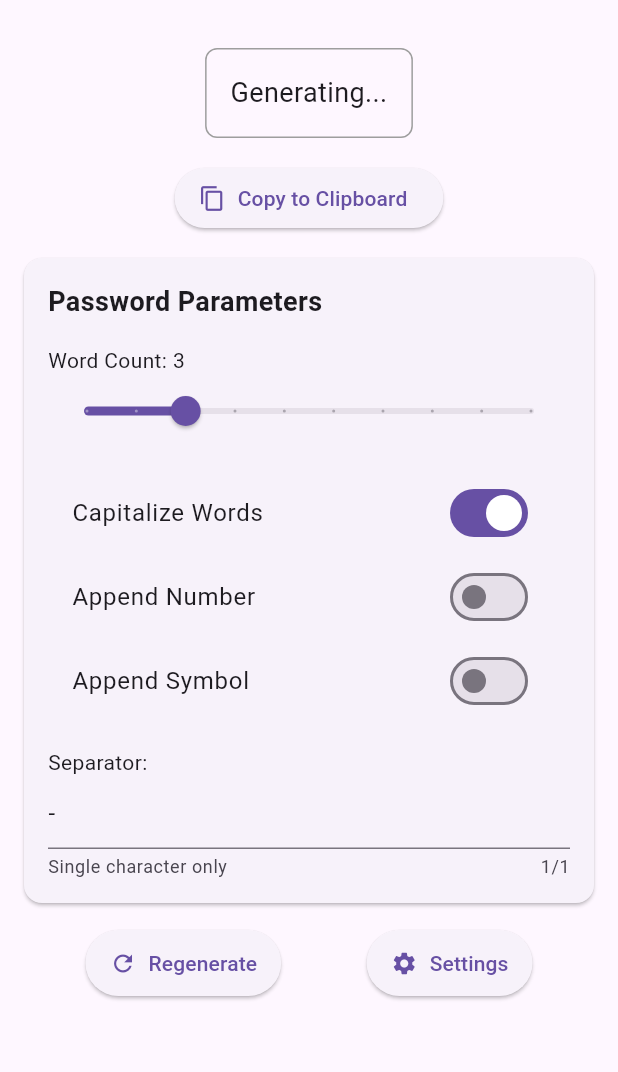
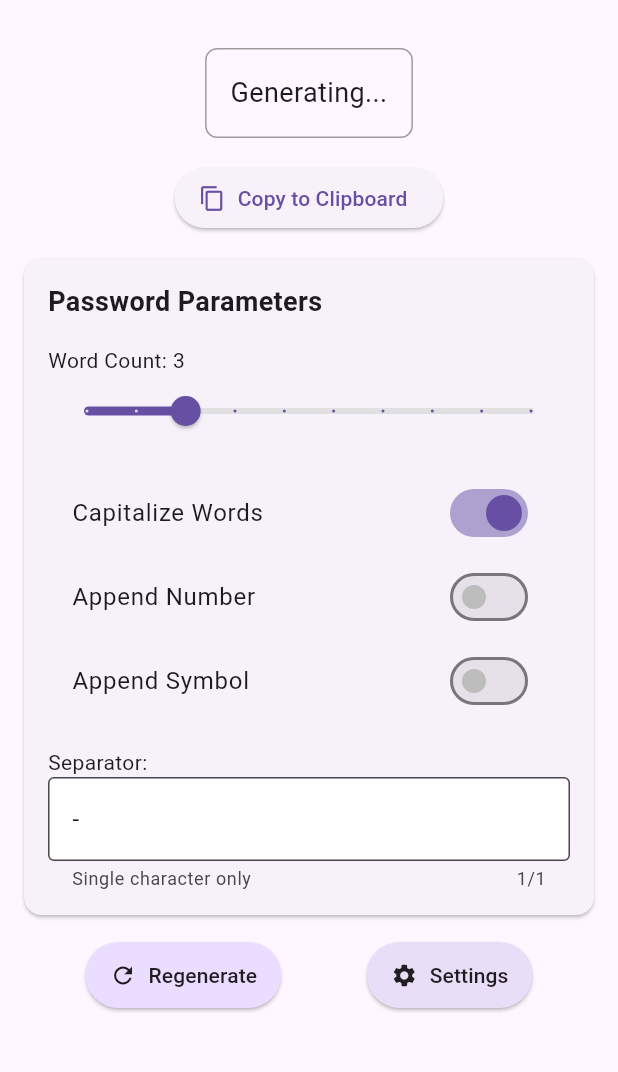
Before and after one commit to lunchboxer/passgen-flutter, a Flutter app: the screen it shows after launch, on a phone screen of 412 x 824 dp, the part 84-1156 px from its top. Run offline on Flutter 3.47's test engine with Material 3 defaults, Android fonts, the light colour scheme and no system bars; our stand-ins replace shared_preferences; statements that could not run were skipped; project files that could hold a hidden picture were left out.

Commit message:
Make UI components theme-aware and update implementation plan

```diff
--- a/lib/ui/components/action_buttons_row.dart
+++ b/lib/ui/components/action_buttons_row.dart
@@ -15,10 +15,17 @@ class ActionButtonsRow extends StatelessWidget {
   Widget build(BuildContext context) {
     final mediaQuery = MediaQuery.of(context);
     final isLargeScreen = mediaQuery.size.shortestSide >= 500;
+    final theme = Theme.of(context);
     final buttonPadding = isLargeScreen
         ? const EdgeInsets.symmetric(horizontal: 24, vertical: 16)
         : const EdgeInsets.symmetric(horizontal: 16, vertical: 12);
-    final buttonTextStyle = TextStyle(fontSize: isLargeScreen ? 16 : 14);
+    final buttonTextStyle = TextStyle(
+      fontSize: isLargeScreen ? 16 : 14,
+      // Adapt button text color to theme
+      color: theme.brightness == Brightness.dark
+          ? Colors.white
+          : Colors.black87,
+    );
 
     return Row(
       mainAxisAlignment: MainAxisAlignment.spaceEvenly,
@@ -27,13 +34,31 @@ class ActionButtonsRow extends StatelessWidget {
           onPressed: onRegenerate,
           icon: const Icon(Icons.refresh),
           label: Text('Regenerate', style: buttonTextStyle),
-          style: ElevatedButton.styleFrom(padding: buttonPadding),
+          style: ElevatedButton.styleFrom(
+            padding: buttonPadding,
+            // Adapt button colors to theme
+            backgroundColor: theme.brightness == Brightness.dark
+                ? theme.colorScheme.primary
+                : theme.colorScheme.primaryContainer,
+            foregroundColor: theme.brightness == Brightness.dark
+                ? Colors.white
+                : Colors.black87,
+          ),
         ),
         ElevatedButton.icon(
           onPressed: onSettings,
           icon: const Icon(Icons.settings),
           label: Text('Settings', style: buttonTextStyle),
-          style: ElevatedButton.styleFrom(padding: buttonPadding),
+          style: ElevatedButton.styleFrom(
+            padding: buttonPadding,
+            // Adapt button colors to theme
+            backgroundColor: theme.brightness == Brightness.dark
+                ? theme.colorScheme.secondary
+                : theme.colorScheme.secondaryContainer,
+            foregroundColor: theme.brightness == Brightness.dark
+                ? Colors.white
+                : Colors.black87,
+          ),
         ),
       ],
     );
--- a/lib/ui/components/parameter_controls_panel.dart
+++ b/lib/ui/components/parameter_controls_panel.dart
@@ -47,14 +47,21 @@ class _ParameterControlsPanelState extends State<ParameterControlsPanel> {
   Widget build(BuildContext context) {
     final mediaQuery = MediaQuery.of(context);
     final isLargeScreen = mediaQuery.size.shortestSide >= 500;
+    final theme = Theme.of(context);
     final titleStyle = TextStyle(
       fontSize: isLargeScreen ? 20 : 18,
       fontWeight: FontWeight.bold,
+      // Adapt title color to theme
+      color: theme.textTheme.titleLarge?.color,
     );
     final spacing = isLargeScreen ? 20.0 : 16.0;
 
     return Card(
       margin: EdgeInsets.all(isLargeScreen ? 20 : 16),
+      // Adapt card color to theme
+      color: theme.brightness == Brightness.dark
+          ? theme.cardColor
+          : null, // Use default card color for light theme
       child: Padding(
         padding: EdgeInsets.all(isLargeScreen ? 20 : 16),
         child: Column(
@@ -65,8 +72,16 @@ class _ParameterControlsPanelState extends State<ParameterControlsPanel> {
             // Word Count Slider
             Row(
               children: [
-                const Text('Word Count: '),
-                Text('${widget.params.wordCount}'),
+                Text(
+                  'Word Count: ',
+                  // Adapt text color to theme
+                  style: TextStyle(color: theme.textTheme.bodyMedium?.color),
+                ),
+                Text(
+                  '${widget.params.wordCount}',
+                  // Adapt text color to theme
+                  style: TextStyle(color: theme.textTheme.bodyMedium?.color),
+                ),
               ],
             ),
             Slider(
@@ -78,35 +93,71 @@ class _ParameterControlsPanelState extends State<ParameterControlsPanel> {
               onChanged: (value) {
                 _updateParams(widget.params.copyWith(wordCount: value.toInt()));
               },
+              // Adapt slider colors to theme
+              activeColor: theme.colorScheme.primary,
+              inactiveColor: theme.brightness == Brightness.dark
+                  ? Colors.grey[700]
+                  : Colors.grey[300],
             ),
             SizedBox(height: spacing),
             // Capitalize Words
             SwitchListTile(
-              title: const Text('Capitalize Words'),
+              title: Text(
+                'Capitalize Words',
+                // Adapt text color to theme
+                style: TextStyle(color: theme.textTheme.bodyLarge?.color),
+              ),
               value: widget.params.capitalize,
               onChanged: (value) {
                 _updateParams(widget.params.copyWith(capitalize: value));
               },
+              // Adapt switch colors to theme
+              activeColor: theme.colorScheme.primary,
+              inactiveThumbColor: theme.brightness == Brightness.dark
+                  ? Colors.grey[400]
+                  : Colors.grey[400],
             ),
             // Append Number
             SwitchListTile(
-              title: const Text('Append Number'),
+              title: Text(
+                'Append Number',
+                // Adapt text color to theme
+                style: TextStyle(color: theme.textTheme.bodyLarge?.color),
+              ),
               value: widget.params.appendNumber,
               onChanged: (value) {
                 _updateParams(widget.params.copyWith(appendNumber: value));
               },
+              // Adapt switch colors to theme
+              activeColor: theme.colorScheme.primary,
+              inactiveThumbColor: theme.brightness == Brightness.dark
+                  ? Colors.grey[400]
+                  : Colors.grey[400],
             ),
             // Append Symbol
             SwitchListTile(
-              title: const Text('Append Symbol'),
+              title: Text(
+                'Append Symbol',
+                // Adapt text color to theme
+                style: TextStyle(color: theme.textTheme.bodyLarge?.color),
+              ),
               value: widget.params.appendSymbol,
               onChanged: (value) {
                 _updateParams(widget.params.copyWith(appendSymbol: value));
               },
+              // Adapt switch colors to theme
+              activeColor: theme.colorScheme.primary,
+              inactiveThumbColor: theme.brightness == Brightness.dark
+                  ? Colors.grey[400]
+                  : Colors.grey[400],
             ),
             SizedBox(height: spacing),
             // Separator Input
-            const Text('Separator:'),
+            Text(
+              'Separator:',
+              // Adapt text color to theme
+              style: TextStyle(color: theme.textTheme.bodyMedium?.color),
+            ),
             TextField(
               controller: _separatorController,
               maxLength: 1,
@@ -115,10 +166,31 @@ class _ParameterControlsPanelState extends State<ParameterControlsPanel> {
                   _updateParams(widget.params.copyWith(separator: value));
                 }
               },
-              decoration: const InputDecoration(
+              decoration: InputDecoration(
                 hintText: 'Enter separator',
                 helperText: 'Single character only',
+                // Adapt input decoration colors to theme
+                filled: true,
+                fillColor: theme.brightness == Brightness.dark
+                    ? theme.cardColor
+                    : Colors.white,
+                border: OutlineInputBorder(
+                  borderRadius: BorderRadius.circular(4.0),
+                  borderSide: BorderSide(
+                    color: theme.brightness == Brightness.dark
+                        ? Colors.grey[700]!
+                        : Colors.grey,
+                  ),
+                ),
+                focusedBorder: OutlineInputBorder(
+                  borderRadius: BorderRadius.circular(4.0),
+                  borderSide: BorderSide(
+                    color: theme.colorScheme.primary,
+                  ),
+                ),
               ),
+              // Adapt text color to theme
+              style: TextStyle(color: theme.textTheme.bodyLarge?.color),
             ),
           ],
         ),
--- a/lib/ui/components/password_display_widget.dart
+++ b/lib/ui/components/password_display_widget.dart
@@ -48,6 +48,12 @@ class _PasswordDisplayWidgetState extends State<PasswordDisplayWidget> {
     final textFontSize = isLargeScreen ? 22.0 : 18.0;
     final containerPadding = isLargeScreen ? 20.0 : 16.0;
     final containerMargin = isLargeScreen ? 20.0 : 16.0;
+    final theme = Theme.of(context);
+
+    // Adapt border color to theme
+    final borderColor = theme.brightness == Brightness.dark
+        ? Colors.grey[600]!
+        : Colors.grey;
 
     return Column(
       mainAxisSize: MainAxisSize.min,
@@ -56,14 +62,20 @@ class _PasswordDisplayWidgetState extends State<PasswordDisplayWidget> {
           padding: EdgeInsets.all(containerPadding),
           margin: EdgeInsets.all(containerMargin),
           decoration: BoxDecoration(
-            border: Border.all(color: Colors.grey),
+            border: Border.all(color: borderColor),
             borderRadius: BorderRadius.circular(8),
+            // Add background color that adapts to theme
+            color: theme.brightness == Brightness.dark
+                ? theme.cardColor
+                : Colors.transparent,
           ),
           child: Text(
             widget.password.isEmpty ? 'Generating...' : widget.password,
             style: TextStyle(
               fontSize: textFontSize,
               fontWeight: FontWeight.normal,
+              // Adapt text color to theme
+              color: theme.textTheme.bodyLarge?.color,
             ),
             textAlign: TextAlign.center,
           ),
```
Also changed, not shown: lib/core/theme_manager_interface.dart (line endings or trailing spaces), lib/ui/settings_screen.dart (indentation only), 2 other files.
